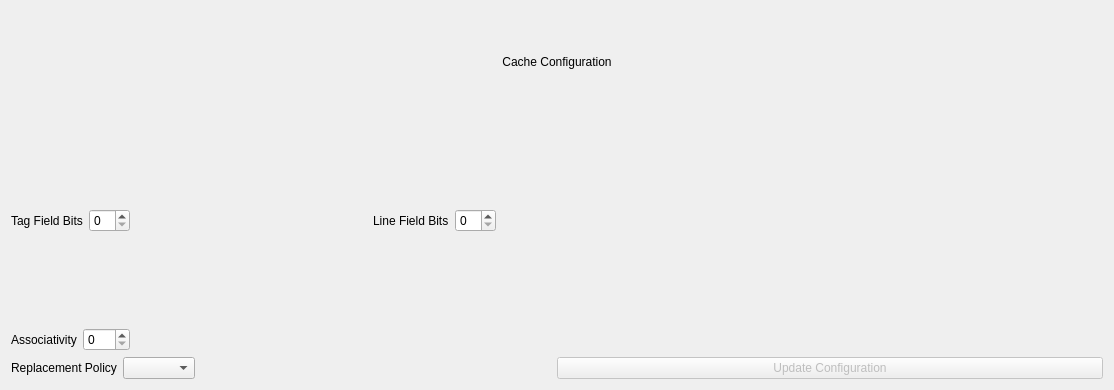
Above: pep9asm/cacheconfig.ui from StanWarford/pep9suite before the change. Below: the same form after it.
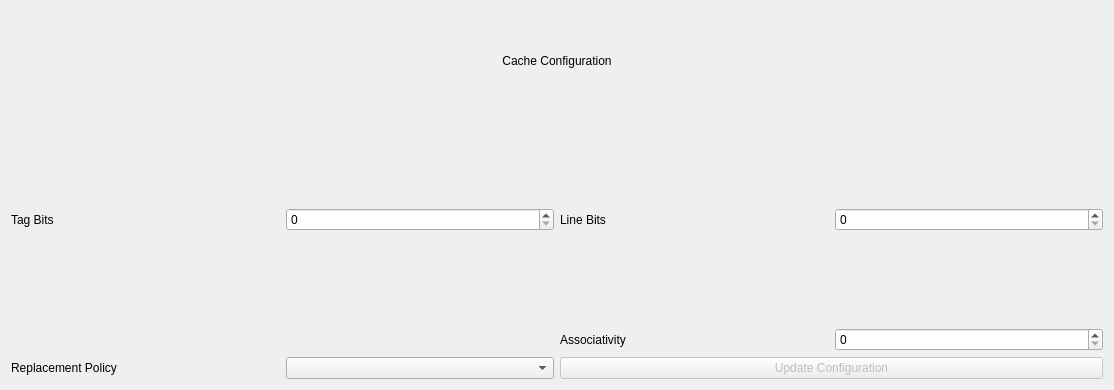
That is the form after the change.

Commit message:
Adjust spacing on Cache Configuration.
Make sizes of spinboxes consistent on cache configuration panel.

```diff
--- a/pep9asm/cacheconfig.ui
+++ b/pep9asm/cacheconfig.ui
@@ -16,166 +16,49 @@
   <layout class="QGridLayout" name="gridLayout_2">
    <item row="2" column="1">
     <layout class="QGridLayout" name="gridLayout">
-     <item row="4" column="3" colspan="3">
-      <widget class="QPushButton" name="updateButton">
-       <property name="enabled">
-        <bool>false</bool>
-       </property>
-       <property name="text">
-        <string>Update Configuration</string>
-       </property>
-      </widget>
-     </item>
-     <item row="4" column="0" colspan="3">
-      <layout class="QHBoxLayout" name="horizontalLayout_5">
-       <item>
-        <widget class="QLabel" name="label_6">
-         <property name="text">
-          <string>Replacement Policy</string>
-         </property>
-        </widget>
-       </item>
-       <item>
-        <widget class="QComboBox" name="replacementCombo"/>
-       </item>
-       <item>
-        <spacer name="horizontalSpacer_5">
-         <property name="orientation">
-          <enum>Qt::Horizontal</enum>
-         </property>
-         <property name="sizeHint" stdset="0">
-          <size>
-           <width>40</width>
-           <height>20</height>
-          </size>
-         </property>
-        </spacer>
-       </item>
-      </layout>
-     </item>
-     <item row="1" column="0" rowspan="2" colspan="2">
+     <item row="1" column="1" rowspan="2" colspan="2">
       <layout class="QHBoxLayout" name="horizontalLayout">
        <item>
         <widget class="QLabel" name="label">
          <property name="text">
-          <string>Tag Field Bits</string>
+          <string>Tag Bits</string>
          </property>
         </widget>
        </item>
        <item>
-        <widget class="QSpinBox" name="tagBits">
-         <property name="sizePolicy">
-          <sizepolicy hsizetype="Maximum" vsizetype="Fixed">
-           <horstretch>0</horstretch>
-           <verstretch>0</verstretch>
-          </sizepolicy>
-         </property>
-         <property name="maximum">
-          <number>16</number>
-         </property>
-        </widget>
+        <widget class="QSpinBox" name="tagBits"/>
        </item>
-       <item>
-        <spacer name="horizontalSpacer">
-         <property name="orientation">
-          <enum>Qt::Horizontal</enum>
-         </property>
-         <property name="sizeHint" stdset="0">
-          <size>
-           <width>40</width>
-           <height>20</height>
-          </size>
-         </property>
-        </spacer>
-       </item>
       </layout>
      </item>
-     <item row="1" column="4" rowspan="2" colspan="2">
-      <layout class="QHBoxLayout" name="horizontalLayout_3">
-       <item>
-        <widget class="QLabel" name="byteFieldBits">
-         <property name="text">
-          <string/>
-         </property>
-        </widget>
-       </item>
-      </layout>
-     </item>
-     <item row="3" column="0" colspan="3">
-      <layout class="QHBoxLayout" name="horizontalLayout_4">
-       <item>
-        <widget class="QLabel" name="label_5">
-         <property name="text">
-          <string>Associativity</string>
-         </property>
-        </widget>
-       </item>
-       <item>
-        <widget class="QSpinBox" name="associativityNum">
-         <property name="sizePolicy">
-          <sizepolicy hsizetype="Maximum" vsizetype="Fixed">
-           <horstretch>0</horstretch>
-           <verstretch>0</verstretch>
-          </sizepolicy>
-         </property>
-         <property name="maximum">
-          <number>128</number>
-         </property>
-        </widget>
-       </item>
-       <item>
-        <spacer name="horizontalSpacer_4">
-         <property name="orientation">
-          <enum>Qt::Horizontal</enum>
-         </property>
-         <property name="sizeHint" stdset="0">
-          <size>
-           <width>40</width>
-           <height>20</height>
-          </size>
-         </property>
-        </spacer>
-       </item>
-      </layout>
-     </item>
-     <item row="1" column="2" rowspan="2" colspan="2">
+     <item row="1" column="3" rowspan="2" colspan="2">
       <layout class="QHBoxLayout" name="horizontalLayout_2">
        <item>
         <widget class="QLabel" name="label_3">
          <property name="text">
-          <string>Line Field Bits</string>
+          <string>Line Bits</string>
          </property>
         </widget>
        </item>
        <item>
-        <widget class="QSpinBox" name="indexBits">
-         <property name="sizePolicy">
-          <sizepolicy hsizetype="Maximum" vsizetype="Fixed">
-           <horstretch>0</horstretch>
-           <verstretch>0</verstretch>
-          </sizepolicy>
+        <widget class="QSpinBox" name="indexBits"/>
+       </item>
+      </layout>
+     </item>
+     <item row="4" column="1" colspan="2">
+      <layout class="QHBoxLayout" name="horizontalLayout_5">
+       <item>
+        <widget class="QLabel" name="label_6">
+         <property name="text">
+          <string>Replacement Policy</string>
          </property>
-         <property name="maximum">
-          <number>16</number>
-         </property>
         </widget>
        </item>
        <item>
-        <spacer name="horizontalSpacer_2">
-         <property name="orientation">
-          <enum>Qt::Horizontal</enum>
-         </property>
-         <property name="sizeHint" stdset="0">
-          <size>
-           <width>40</width>
-           <height>20</height>
-          </size>
-         </property>
-        </spacer>
+        <widget class="QComboBox" name="replacementCombo"/>
        </item>
       </layout>
      </item>
-     <item row="0" column="0" colspan="6">
+     <item row="0" column="1" colspan="4">
       <widget class="QLabel" name="label_2">
        <property name="text">
         <string>Cache Configuration</string>
@@ -185,6 +68,37 @@
        </property>
       </widget>
      </item>
+     <item row="4" column="3" colspan="2">
+      <widget class="QPushButton" name="updateButton">
+       <property name="enabled">
+        <bool>false</bool>
+       </property>
+       <property name="text">
+        <string>Update Configuration</string>
+       </property>
+      </widget>
+     </item>
+     <item row="3" column="3" colspan="2">
+      <layout class="QHBoxLayout" name="horizontalLayout_4">
+       <item>
+        <widget class="QLabel" name="label_5">
+         <property name="text">
+          <string>Associativity</string>
+         </property>
+        </widget>
+       </item>
+       <item>
+        <widget class="QSpinBox" name="associativityNum"/>
+       </item>
+      </layout>
+     </item>
+     <item row="3" column="1" colspan="2">
+      <widget class="QLabel" name="byteFieldBits">
+       <property name="text">
+        <string/>
+       </property>
+      </widget>
+     </item>
     </layout>
    </item>
   </layout>
```
The commit also changes 1 other file.
